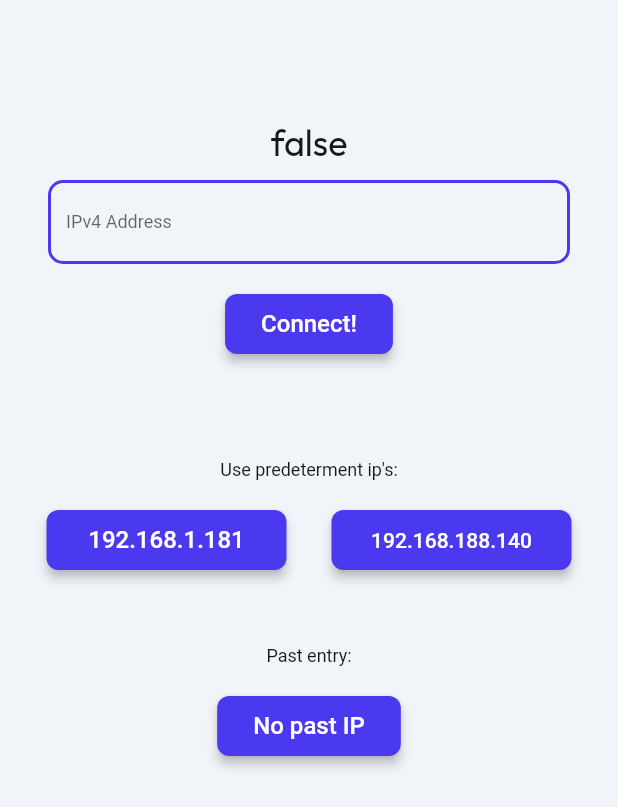
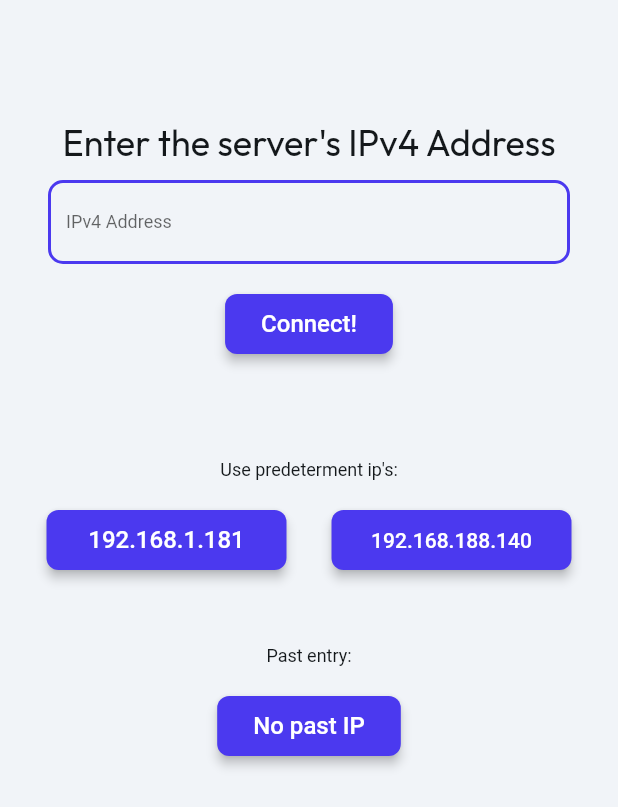
Before and after one commit to ItayMeirowitz/Gamya, a Flutter app: the screen it shows after launch, on a phone screen of 412 x 824 dp. Shown: the top 807 px of the screen. Run offline on Flutter 3.47's test engine with Material 3 defaults, Android fonts, the phone set to English and light mode, and no system bars; drawn by our look-alikes of auto_size_text; our stand-ins replace badges, cached_network_image, equatable, flutter_animate, font_awesome_flutter, from_css_color and 6 more; missing offline and left inert: json_path, mime_type; Roboto replaces fonts that are missing (Readex Pro).

Commit message:
Updating to latest FlutterFlow output.

```diff
--- a/lib/pages/i_pregisteration/i_pregisteration_widget.dart
+++ b/lib/pages/i_pregisteration/i_pregisteration_widget.dart
@@ -62,6 +62,7 @@ class _IPregisterationWidgetState extends State<IPregisterationWidget> {
                 r'''$.token_type''',
               ).toString().toString();
             });
+            await Future.delayed(const Duration(milliseconds: 1000));
 
             context.pushNamed('ChooseGame');
 
@@ -117,10 +118,7 @@ class _IPregisterationWidgetState extends State<IPregisterationWidget> {
                         Align(
                           alignment: const AlignmentDirectional(0.0, -1.0),
                           child: Text(
-                            ((FFAppState().persistentUsername !=
-                                            '') &&
-                                    (FFAppState().persistentPassword != ''))
-                                .toString(),
+                            'Enter the server\'s IPv4 Address',
                             style: FlutterFlowTheme.of(context)
                                 .headlineMedium
                                 .override(
```
